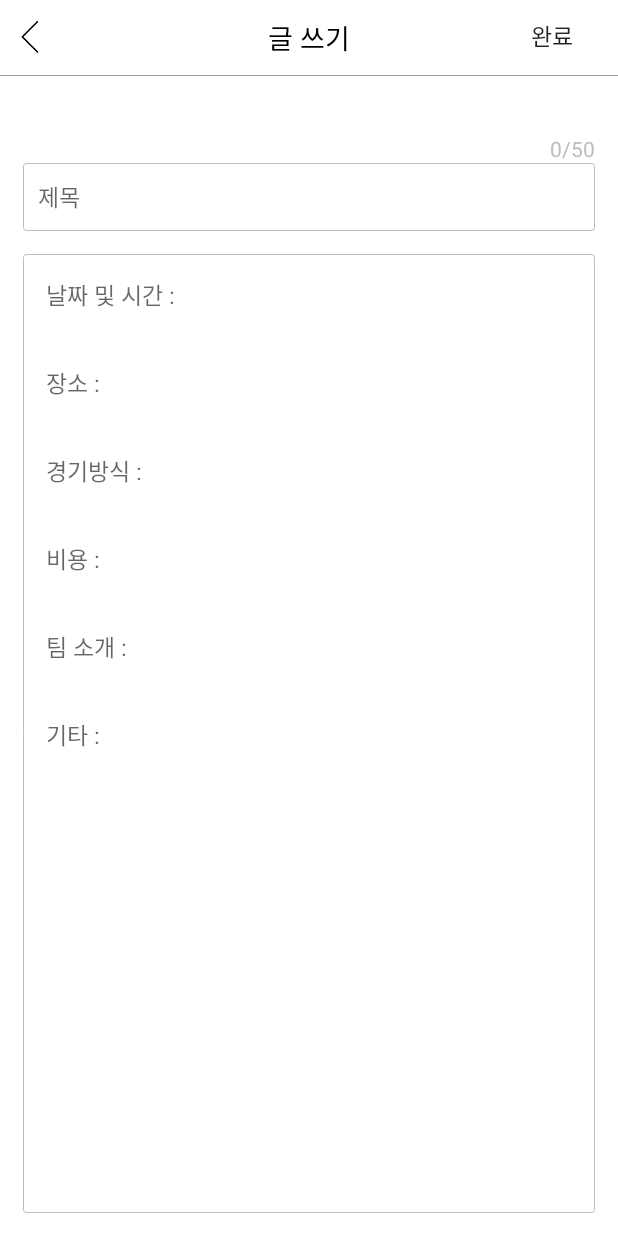
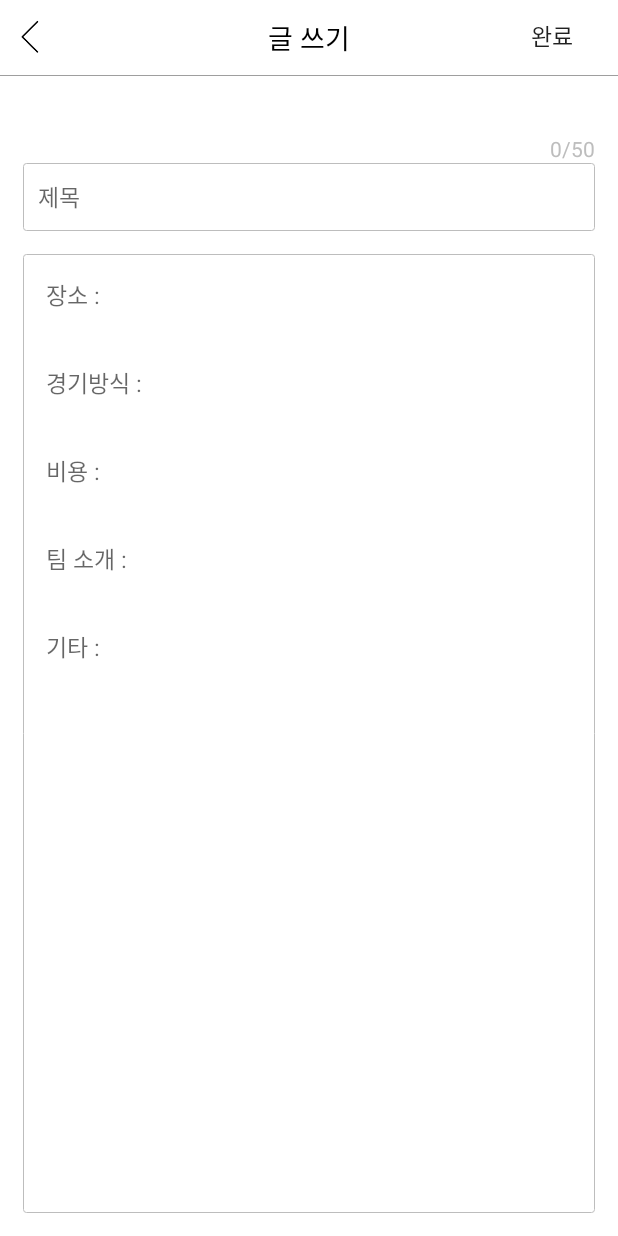
Before and after one commit to sunghyunpark/Ground, an Android app: the WriteBoardActivity screen opened directly, with no data from a screen before it, on a phone screen of 412 x 824 dp. Run offline under Robolectric (Android 15) with nearby library versions, the light colour scheme and no system bars; our stand-ins replace ButterKnife; 5 statements that could not run were skipped.

Commit message:
글쓰기 및 디테일화면에서 내용 문구 삭제

```diff
--- a/app/src/main/res/layout/activity_detail_article.xml
+++ b/app/src/main/res/layout/activity_detail_article.xml
@@ -272,6 +272,7 @@
                     android:textSize="15dp"/>
             </LinearLayout>
 
+            <!--
             <TextView
                 android:layout_width="wrap_content"
                 android:layout_height="wrap_content"
@@ -282,13 +283,14 @@
                 android:textSize="15dp"
                 android:text="내용 : "
                 android:layout_marginLeft="15dp"/>
-
+            -->
             <TextView
                 android:id="@+id/contents_tv"
                 android:layout_width="match_parent"
                 android:layout_height="wrap_content"
                 android:minHeight="200dp"
                 android:textSize="15dp"
+                android:layout_marginTop="15dp"
                 android:padding="15dp"/>
 
             <!--구분선-->
--- a/app/src/main/res/values/strings.xml
+++ b/app/src/main/res/values/strings.xml
@@ -70,7 +70,7 @@
 
     <!-- Write Board Activity -->
     <string name="write_board_title">글 쓰기</string>
-    <string name="write_board_default_txt">날짜 및 시간 : \n\n\n장소 : \n\n\n경기방식 : \n\n\n비용 : \n\n\n팀 소개 : \n\n\n기타 : \n\n\n</string>
+    <string name="write_board_default_txt">장소 : \n\n\n경기방식 : \n\n\n비용 : \n\n\n팀 소개 : \n\n\n기타 : \n\n\n</string>
 
     <!-- Edit Board Activity -->
     <string name="edit_board_title">글 수정</string>
```
